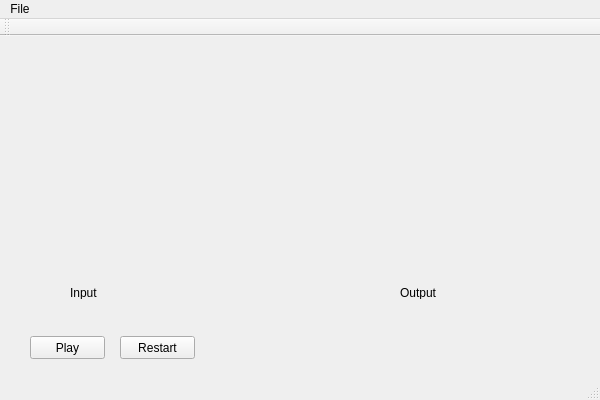
First picture: the form in ActionRecognitionProject/ActionRecognitionProject.ui, repository ChrisWhiten/MoFREAK, before the edit.
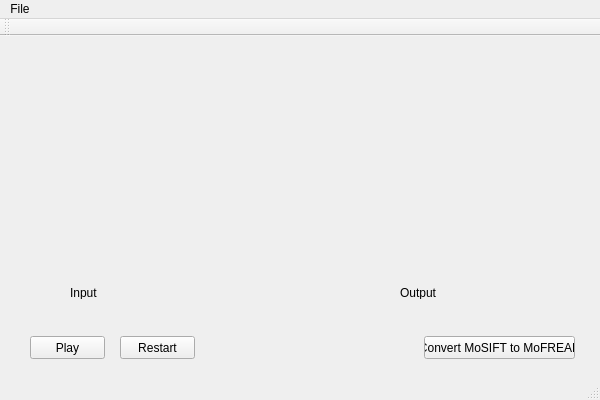
Second picture: the form after the edit.

Commit message: Added functionality to replace the SIFT component of a MoSIFT point with a FREAK descriptor, written as a binary string.  Also adding a python script for classification with an svm

The edit to the form file:
```diff
--- a/ActionRecognitionProject/ActionRecognitionProject.ui
+++ b/ActionRecognitionProject/ActionRecognitionProject.ui
@@ -105,6 +105,19 @@
      <string/>
     </property>
    </widget>
+   <widget class="QPushButton" name="convertMoSIFTToMoFREAK">
+    <property name="geometry">
+     <rect>
+      <x>424</x>
+      <y>300</y>
+      <width>151</width>
+      <height>23</height>
+     </rect>
+    </property>
+    <property name="text">
+     <string>Convert MoSIFT to MoFREAK</string>
+    </property>
+   </widget>
   </widget>
   <widget class="QMenuBar" name="menuBar">
    <property name="geometry">
```
Left out of the diff: 6 changed lines with no effect on the pictures. The commit also changes 10 other files.
